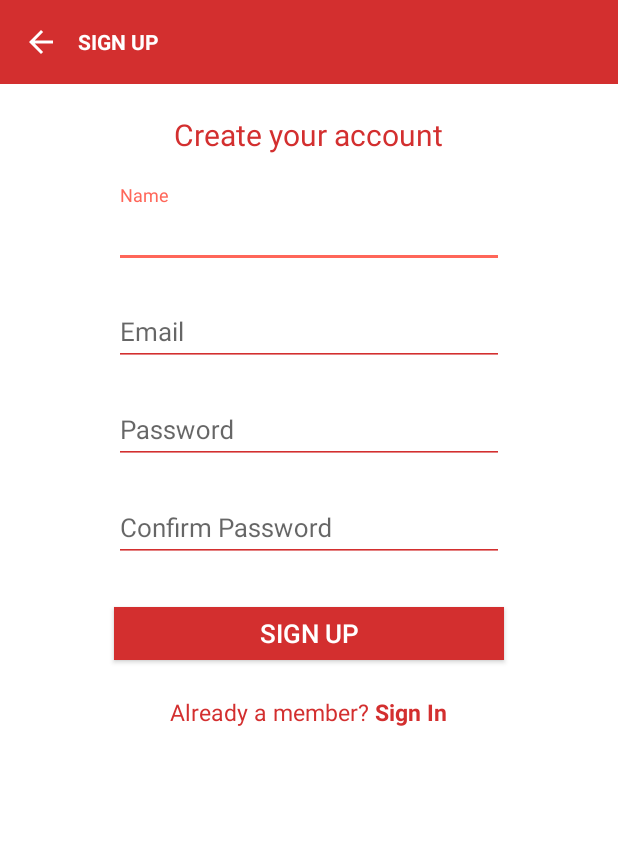
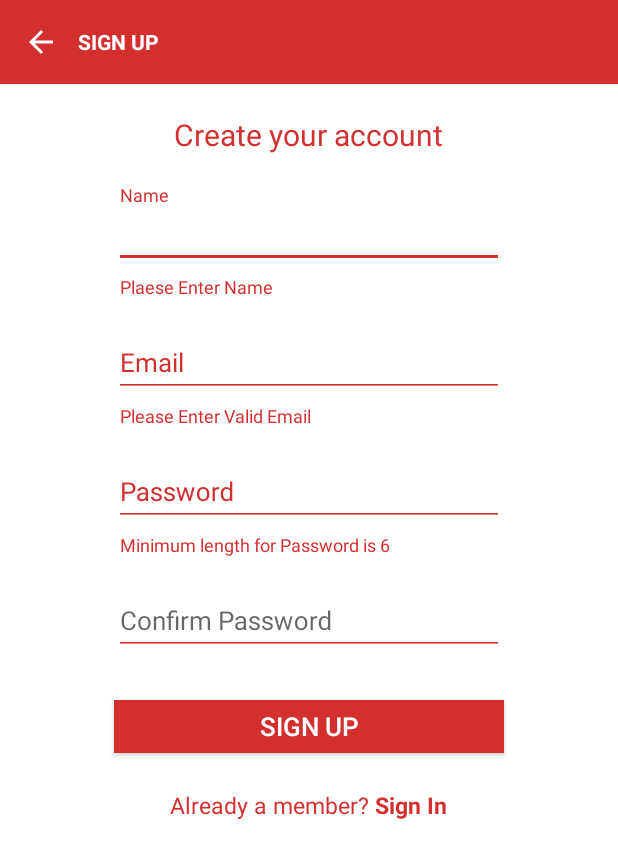
Before and after one commit to mohan564/Capstone, an Android app: the Sign_Up_Activity screen opened directly, with no data from a screen before it, after a tap on "SIGN UP", on a phone screen of 412 x 824 dp. Shown: the top 858 px of the screen. Run offline under Robolectric (Android 15) with nearby library versions, the phone set to English and light mode, and no system bars; our stand-ins replace Firebase (no records; nobody signed in at launch, a user with empty details on screens opened directly).

Commit message:
Commit after complete validation of Login and Signup

```diff
--- a/app/src/main/java/com/example/harpreet/vasdapunjab/Sign_Up_Activity.java
+++ b/app/src/main/java/com/example/harpreet/vasdapunjab/Sign_Up_Activity.java
@@ -2,6 +2,7 @@ package com.example.harpreet.vasdapunjab;
 
 import android.app.ProgressDialog;
 import android.support.annotation.NonNull;
+import android.support.design.widget.TextInputLayout;
 import android.support.v7.app.AppCompatActivity;
 import android.os.Bundle;
 import android.view.View;
@@ -22,6 +23,7 @@ import java.util.regex.Pattern;
 
 public class Sign_Up_Activity extends AppCompatActivity {
 
+    TextInputLayout layoutEmail,layoutPassword,layoutCpassword,layoutName;
     EditText user,pasword,Uname,cpassword;
     FirebaseAuth Auth;
     ProgressDialog progressDialog;
@@ -30,7 +32,7 @@ public class Sign_Up_Activity extends AppCompatActivity {
     Button signup;
     String email;
     Matcher matcher;
-    Boolean flag1=false,flag2=false,flag3=false;
+
 
     @Override
     protected void onCreate(Bundle savedInstanceState) {
@@ -43,34 +45,82 @@ public class Sign_Up_Activity extends AppCompatActivity {
 
     public void signup(View view)
     {
-
+        boolean flag = true;
         email = user.getText().toString().trim();
         String password = pasword.getText().toString().trim();
+        String cPassword = cpassword.getText().toString().trim();
+        String name = Uname.getText().toString().trim();
+
+        boolean flag1 = validation(email,password,cPassword,name,flag);
+
+        if(flag1){
 
             progressDialog.setMessage("Signing Up");
             progressDialog.show();
             ;
 
-        Auth.createUserWithEmailAndPassword(email,password).addOnCompleteListener(Sign_Up_Activity.this, new OnCompleteListener<AuthResult>() {
+            Auth.createUserWithEmailAndPassword(email, password).addOnCompleteListener(Sign_Up_Activity.this, new OnCompleteListener<AuthResult>() {
                 @Override
                 public void onComplete(@NonNull Task<AuthResult> task) {
 
-                if(task.isSuccessful())
-                {
+                    if (task.isSuccessful()) {
                         firebaseUser = Auth.getCurrentUser();
                         progressDialog.dismiss();
                         Toast.makeText(Sign_Up_Activity.this, "User Created Successfully", Toast.LENGTH_SHORT).show();
                         verify();
 
-                }
-                else
-                {
+                    } else {
                         progressDialog.dismiss();
                         Toast.makeText(Sign_Up_Activity.this, "Not Done", Toast.LENGTH_SHORT).show();
                     }
 
                 }
             });
+        }
+    }
+
+    private boolean validation(String email, String password, String cPassword, String name, boolean flag) {
+
+        pattern = Pattern.compile("^[A-Z0-9._%+-]+@[A-Z0-9.-]+\\.[A-Z]{2,6}$", Pattern.CASE_INSENSITIVE);
+        matcher = pattern.matcher(email);
+
+        if(matcher.find()!=true)
+        {
+            layoutEmail.setError("Please Enter Valid Email");
+            flag = false;
+        }
+        else {
+            layoutEmail.setErrorEnabled(false);
+        }
+        if(password.equals(cPassword)==false)
+        {
+            layoutCpassword.setError("Password and Confirm Password Must be Same");
+            flag = false;
+        }
+        else
+        {
+            layoutCpassword.setErrorEnabled(false);
+        }
+        if(password.length() < 6)
+        {
+            layoutPassword.setError("Minimum length for Password is 6");
+            flag = false;
+        }
+        else
+        {
+            layoutPassword.setErrorEnabled(false);
+        }
+        if(name.isEmpty())
+        {
+            layoutName.setError("Plaese Enter Name");
+            flag = false;
+        }
+        else
+        {
+            layoutName.setErrorEnabled(false);
+        }
+
+        return flag;
     }
 
 
@@ -83,8 +133,10 @@ public class Sign_Up_Activity extends AppCompatActivity {
         Auth = FirebaseAuth.getInstance();
         progressDialog = new ProgressDialog(this);
         signup = findViewById(R.id.signup);
-
-
+        layoutEmail = findViewById(R.id.layoutEmail);
+        layoutPassword = findViewById(R.id.layoutPassword);
+        layoutCpassword = findViewById(R.id.layoutConfirmPassword);
+        layoutName = findViewById(R.id.layoutname);
     }
 
     public void verify()
--- a/app/src/main/res/layout/activity_first__screen.xml
+++ b/app/src/main/res/layout/activity_first__screen.xml
@@ -55,6 +55,8 @@
         android:layout_gravity="center"
         android:layout_marginTop="10dp"
         android:textColorHint="#fff"
+        app:passwordToggleEnabled="true"
+        app:passwordToggleTint="#fff"
         android:layout_height="wrap_content">
         <EditText
             android:drawableLeft="@drawable/ic_lock_black_24dp"
@@ -100,7 +102,6 @@
         android:id="@+id/sign_in"
         android:onClick="signInMethod"
         android:background="#fff"
-
         android:textColor="@color/colorPrimary"
         android:layout_gravity="center"/>
 
--- a/app/src/main/res/layout/activity_sign__up_.xml
+++ b/app/src/main/res/layout/activity_sign__up_.xml
@@ -52,6 +52,8 @@
                 android:layout_width="wrap_content"
                 android:id="@+id/layoutname"
                 android:layout_marginTop="20dp"
+                app:hintTextAppearance="@style/signUpStyle"
+                app:errorTextAppearance="@style/signUpStyle"
                 android:layout_gravity="center"
                 android:layout_height="wrap_content">
                 <EditText
@@ -75,6 +77,8 @@
                 android:id="@+id/layoutEmail"
                 android:layout_gravity="center"
                 android:layout_marginTop="10dp"
+                app:hintTextAppearance="@style/signUpStyle"
+                app:errorTextAppearance="@style/signUpStyle"
                 android:backgroundTint="@color/colorPrimary"
                 android:layout_height="wrap_content">
 
@@ -95,6 +99,9 @@
                 android:layout_width="wrap_content"
                 android:layout_gravity="center"
                 android:layout_marginTop="10dp"
+                android:id="@+id/layoutPassword"
+                app:errorTextAppearance="@style/signUpStyle"
+                app:hintTextAppearance="@style/signUpStyle"
                 android:layout_height="wrap_content">
 
                 <EditText
@@ -113,9 +120,11 @@
 
             <android.support.design.widget.TextInputLayout
                 android:layout_width="wrap_content"
-                android:id="@+id/layoutPassword"
+                android:id="@+id/layoutConfirmPassword"
                 android:layout_gravity="center"
                 android:layout_marginTop="10dp"
+                app:hintTextAppearance="@style/signUpStyle"
+                app:errorTextAppearance="@style/signUpStyle"
                 android:layout_height="wrap_content">
 
                 <EditText
--- a/app/src/main/res/values/styles.xml
+++ b/app/src/main/res/values/styles.xml
@@ -7,10 +7,22 @@
         <item name="colorPrimaryDark">@color/colorPrimaryDark</item>
         <item name="colorAccent">@color/colorAccent</item>
         <item name="android:navigationBarColor">@color/colorPrimary</item>
+        <item name="textColorError">#fff</item>
     </style>
 
 
     <style name="BottomNavigatioTheme" parent="Widget.Design.BottomNavigationView" >
         <item name="colorPrimary">#ffffff </item>
     </style>
+
+    <style name="signUpStyle" parent="@style/TextAppearance.AppCompat">
+
+        <item name="android:textSize">12sp</item>
+        <item name="android:textColor">@color/colorPrimary</item>
+
+    </style>
+
+
+
+
 </resources>
```
Also changed, not shown: app/src/main/java/com/example/harpreet/vasdapunjab/First_Screen.java (+22 -7 lines). Lines whose indentation alone changed are shown as unchanged.
